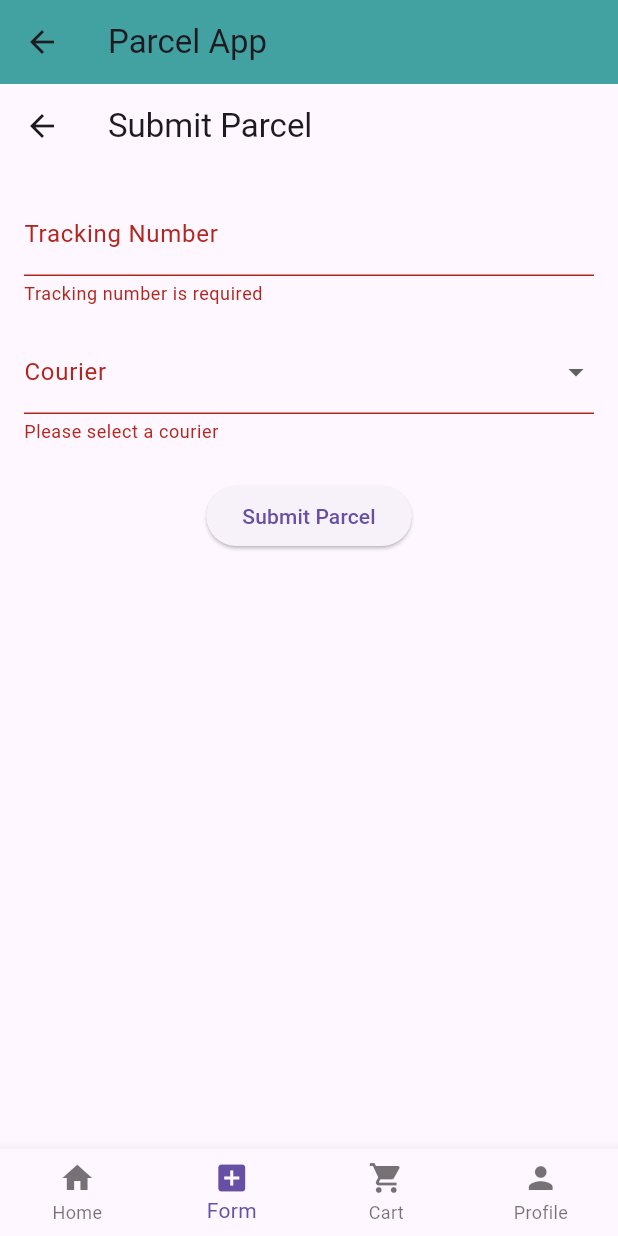
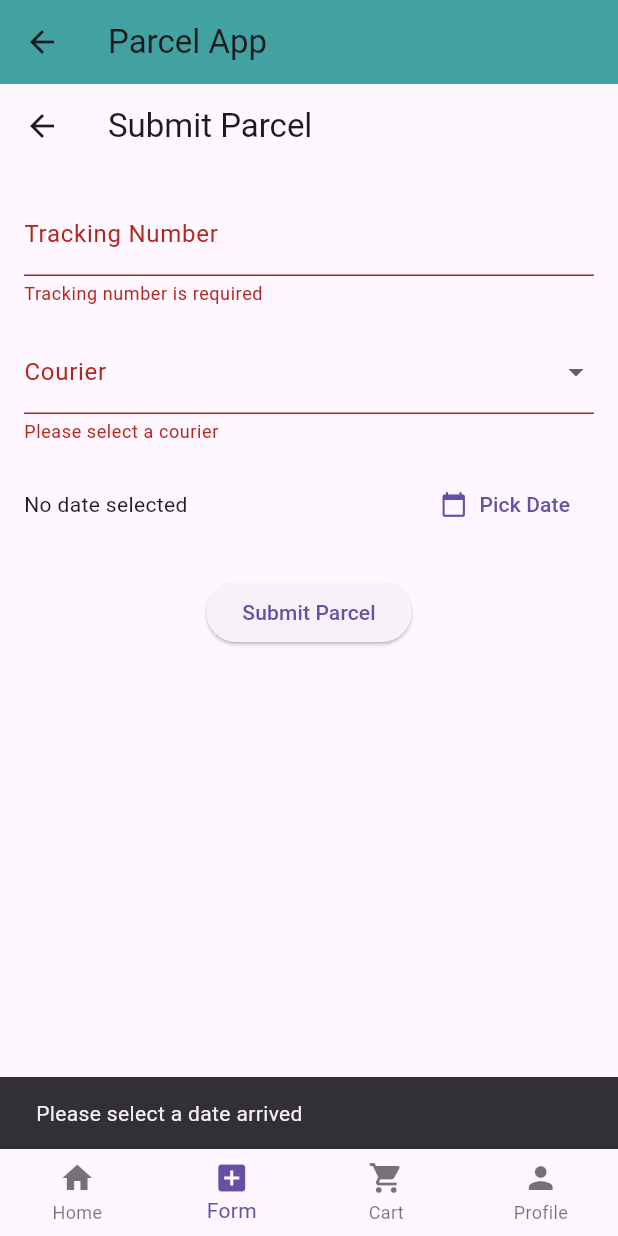
Before and after one commit to HaniffHazmi/KKDK_PDA_Flutter, a Flutter app: the HomeScreen screen opened by its route, item 2 of the bottom bar chosen, after a tap on "Submit Parcel", on a phone screen of 412 x 824 dp. Run offline on Flutter 3.47's test engine with Material 3 defaults, Android fonts, the light colour scheme and no system bars; our stand-ins replace cloud_firestore, firebase_auth, firebase_core; accounts and stored records are empty.

Commit message:
Refactor on Parcel Model again

```diff
--- a/lib/models/parcel.dart
+++ b/lib/models/parcel.dart
@@ -19,6 +19,9 @@ class Parcel {
   final String trackingNumber;
   final Courier courier;
   final DateTime dateArrived;
+  final int arrivedDay;
+  final int arrivedMonth;
+  final int arrivedYear;
   final ParcelStatus status;
 
   Parcel({
@@ -27,20 +30,29 @@ class Parcel {
     required this.trackingNumber,
     required this.courier,
     required this.dateArrived,
+    required this.arrivedDay,
+    required this.arrivedMonth,
+    required this.arrivedYear,
     this.status = ParcelStatus.pending,
   });
 
+  /// Convert to Firestore-compatible map
   Map<String, dynamic> toMap() {
     return {
       'userId': userId,
       'trackingNumber': trackingNumber,
-      'courier': courier.name, // save enum as string
+      'courier': courier.name,
       'dateArrived': dateArrived.toIso8601String(),
-      'status': status.name, // save enum as string
+      'arrivedDay': arrivedDay,
+      'arrivedMonth': arrivedMonth,
+      'arrivedYear': arrivedYear,
+      'status': status.name,
     };
   }
 
+  /// Construct from Firestore snapshot
   factory Parcel.fromMap(String id, Map<String, dynamic> map) {
+    final parsedDate = DateTime.parse(map['dateArrived']);
     return Parcel(
       id: id,
       userId: map['userId'] ?? '',
@@ -49,7 +61,10 @@ class Parcel {
             (e) => e.name == map['courier'],
         orElse: () => Courier.jnt,
       ),
-      dateArrived: DateTime.parse(map['dateArrived']),
+      dateArrived: parsedDate,
+      arrivedDay: map['arrivedDay'] ?? parsedDate.day,
+      arrivedMonth: map['arrivedMonth'] ?? parsedDate.month,
+      arrivedYear: map['arrivedYear'] ?? parsedDate.year,
       status: ParcelStatus.values.firstWhere(
             (e) => e.name == map['status'],
         orElse: () => ParcelStatus.pending,
--- a/lib/screens/parcel_form_screen.dart
+++ b/lib/screens/parcel_form_screen.dart
@@ -12,11 +12,12 @@ class _ParcelFormScreenState extends State<ParcelFormScreen> {
   final _formKey = GlobalKey<FormState>();
   final _trackingNumberController = TextEditingController();
   Courier? _selectedCourier;
+  DateTime? _selectedDate;
   bool _isSubmitting = false;
   final ParcelService _parcelService = ParcelService();
 
   Future<void> _submitForm() async {
-    if (_formKey.currentState?.validate() ?? false) {
+    if (_formKey.currentState?.validate() ?? false && _selectedDate != null) {
       setState(() => _isSubmitting = true);
 
       final user = FirebaseAuth.instance.currentUser;
@@ -34,7 +35,10 @@ class _ParcelFormScreenState extends State<ParcelFormScreen> {
           userId: user.uid,
           trackingNumber: _trackingNumberController.text.trim(),
           courier: _selectedCourier!,
-          dateArrived: DateTime.now(),
+          dateArrived: _selectedDate!,
+          arrivedDay: _selectedDate!.day,
+          arrivedMonth: _selectedDate!.month,
+          arrivedYear: _selectedDate!.year,
           status: ParcelStatus.pending,
         );
 
@@ -43,6 +47,7 @@ class _ParcelFormScreenState extends State<ParcelFormScreen> {
         _formKey.currentState?.reset();
         setState(() {
           _selectedCourier = null;
+          _selectedDate = null;
         });
 
         ScaffoldMessenger.of(context).showSnackBar(
@@ -55,6 +60,25 @@ class _ParcelFormScreenState extends State<ParcelFormScreen> {
       } finally {
         setState(() => _isSubmitting = false);
       }
+    } else if (_selectedDate == null) {
+      ScaffoldMessenger.of(context).showSnackBar(
+        SnackBar(content: Text('Please select a date arrived')),
+      );
+    }
+  }
+
+  Future<void> _pickDate(BuildContext context) async {
+    final now = DateTime.now();
+    final picked = await showDatePicker(
+      context: context,
+      initialDate: now,
+      firstDate: DateTime(now.year - 1),
+      lastDate: now,
+    );
+    if (picked != null) {
+      setState(() {
+        _selectedDate = picked;
+      });
     }
   }
 
@@ -106,6 +130,25 @@ class _ParcelFormScreenState extends State<ParcelFormScreen> {
                 validator: (value) =>
                 value == null ? 'Please select a courier' : null,
               ),
+              SizedBox(height: 16),
+
+              // Date Picker Button
+              Row(
+                children: [
+                  Text(
+                    _selectedDate == null
+                        ? 'No date selected'
+                        : 'Date: ${_selectedDate!.day}/${_selectedDate!.month}/${_selectedDate!.year}',
+                  ),
+                  Spacer(),
+                  TextButton.icon(
+                    onPressed: () => _pickDate(context),
+                    icon: Icon(Icons.calendar_today),
+                    label: Text('Pick Date'),
+                  ),
+                ],
+              ),
+
               SizedBox(height: 24),
 
               // Submit Button
```
